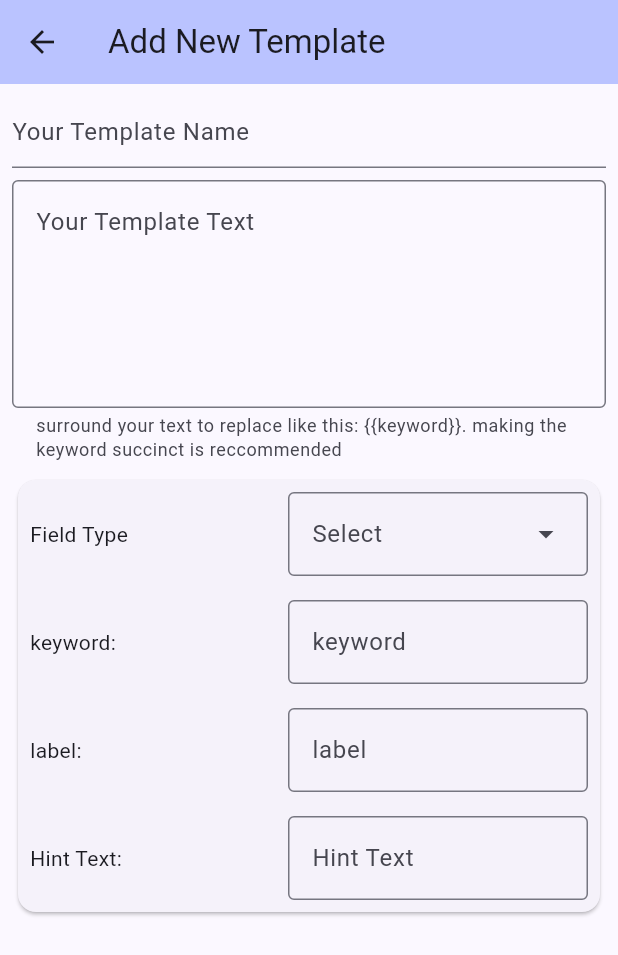
After one commit to IzetopeDev/Message-Templator, a Flutter app: the TemplateEditorPage screen opened directly, on a phone screen of 412 x 824 dp. The commit adds this screen. Shown: the top 955 px of the screen. Run offline on Flutter 3.47's test engine with Material 3 defaults, Android fonts, the phone set to English and light mode, and no system bars; our stand-ins replace flutter_riverpod.

Commit message:
ui: template editor. - page with field selector for textfields (as example) - editor state class (for later)
additionals:
- improved code style
- changed naming.
- removed dead code

```diff
--- a/templator/lib/models/side_labelled_dropdown_widget.dart
+++ b/templator/lib/models/dropdown_field_widget.dart
@@ -2,8 +2,8 @@
 import 'package:flutter/material.dart';
 import 'package:templator/types/field_config.dart';
 
-class SideLabelledDropdownMenuWidget<T> extends StatelessWidget {
-  const SideLabelledDropdownMenuWidget(this.config, {super.key,});
+class DropdownFieldWidget<T> extends StatelessWidget {
+  const DropdownFieldWidget(this.config, {super.key,});
 
   final DropdownFieldConfig<T> config;
 
--- /dev/null
+++ b/templator/lib/models/field_selector_widget.dart
@@ -0,0 +1,28 @@
+import 'package:flutter/material.dart';
+import 'package:templator/types/field_config.dart';
+import 'package:templator/types/field_editor.dart';
+
+class FieldSelectorWidget extends StatelessWidget {
+  const FieldSelectorWidget({
+    super.key,
+  });
+
+  @override
+  Widget build(BuildContext context) {
+    return Card(
+      child: Column(
+        children: [
+          DropdownFieldConfig<String>(
+            keyword: "FieldSelector",
+            options: FieldType.values.map((f) => f.name).toList(),
+            hintText: "Select",
+            initialValue: null,
+            label: "Field Type"
+          ).buildWidget("FieldSelector"),
+          TextFieldGUIBuilder().buildRequired(),
+          TextFieldGUIBuilder().buildOptional(),
+        ],
+      )
+    );
+  }
+}
--- a/templator/lib/pages/apply_template_page.dart
+++ b/templator/lib/pages/apply_template_page.dart
@@ -1,15 +1,11 @@
 import 'package:flutter/material.dart';
-import 'package:templator/types/template_builder.dart';
 import 'package:templator/models/single_instance/result_text_section.dart';
 import 'package:templator/models/single_instance/text_template_card.dart';
 
 class ApplyTemplatePage extends StatelessWidget {
   const ApplyTemplatePage({
     super.key,
-    required this.templates,
   });
-
-  final List<TemplateBuilder> templates;
 
   @override
   Widget build(BuildContext context) {
--- /dev/null
+++ b/templator/lib/pages/template_editor_page.dart
@@ -0,0 +1,59 @@
+import 'dart:developer';
+
+import 'package:flutter/material.dart';
+import 'package:flutter_riverpod/flutter_riverpod.dart';
+import 'package:templator/models/field_selector_widget.dart';
+
+class TemplateEditorPage extends ConsumerWidget {
+  const TemplateEditorPage({
+    super.key,
+  });
+
+  void doSomething(dynamic param) {
+    log("doing something");
+  }
+
+  @override
+  Widget build(BuildContext context, ref) {
+    return Scaffold(
+      appBar: AppBar(
+        backgroundColor: Theme.of(context).colorScheme.inversePrimary,
+        title: Text("Add New Template"),
+      ),
+      body: Padding(
+        padding: const EdgeInsets.all(8.0),
+        child: Column(
+          mainAxisSize: MainAxisSize.min,
+          mainAxisAlignment: MainAxisAlignment.start,
+          children: [
+            TextField(
+              controller: TextEditingController(text:null),
+              onChanged: doSomething,
+              decoration: InputDecoration(
+                hintText: "Your Template Name",
+              ),
+            ),
+            Padding(
+              padding: const EdgeInsets.symmetric(vertical: 8.0),
+              child: TextField(
+                controller: TextEditingController(text:null),
+                onChanged: doSomething,
+                maxLines: 5,
+                decoration: InputDecoration(
+                  hintText: "Your Template Text",
+                  // ignore: prefer_adjacent_string_concatenation
+                  helperText: "surround your text to replace like this: {{keyword}}. " +
+                    "making the keyword succinct is reccommended",
+                  helperMaxLines: 2,
+                  border: OutlineInputBorder(borderSide: BorderSide(width: 1)),
+                )
+              ),
+            ),
+            FieldSelectorWidget()
+
+          ],
+        ),
+      ),
+    );
+  }
+}
--- /dev/null
+++ b/templator/lib/states/template_editor_state.dart
@@ -0,0 +1,11 @@
+import 'package:templator/types/template_builder.dart';
+
+class TemplateEditorState {
+  TemplateBuilder? activeTemplate;
+  Map<String, dynamic> fieldValues;
+
+  TemplateEditorState(
+    this.activeTemplate,
+    this.fieldValues,
+  );
+}
--- a/templator/lib/types/field_config.dart
+++ b/templator/lib/types/field_config.dart
@@ -2,7 +2,17 @@ import 'dart:developer';
 import 'package:flutter/material.dart';
 import 'package:templator/models/labelled_text_field_widget.dart';
 import 'package:templator/models/selection_field_widget.dart';
-import 'package:templator/models/side_labelled_dropdown_widget.dart';
+import 'package:templator/models/dropdown_field_widget.dart';
+
+enum FieldType {
+  labelledTextField("Text Field"),
+  selectionField("Selection Field"),
+  dropdownField("Dropdown Field");
+
+  final String name;
+
+  const FieldType(this.name);
+}
 
 abstract class FieldConfig<T> {
   final String keyword;
@@ -123,7 +133,7 @@ class DropdownFieldConfig<T> extends FieldConfig<T> {
     if (callback != null) onSelected = callback;
     if (initialValue != null) super.initialValue = initialValue;
 
-    return SideLabelledDropdownMenuWidget<T>(
+    return DropdownFieldWidget<T>(
       this,
       key: ValueKey("$parentName:{{$keyword}}"),
     );
--- /dev/null
+++ b/templator/lib/types/field_editor.dart
@@ -0,0 +1,40 @@
+import 'package:flutter/material.dart';
+import 'package:templator/types/field_config.dart';
+
+class TextFieldGUIBuilder{
+  //TODO: CRITICAL create unique patterns for each textfield
+  TextFieldGUIBuilder();
+
+  List<FieldConfig> requiredFields = [
+    LabelledTextFieldConfig(
+      keyword: "keyword",
+    ),
+    LabelledTextFieldConfig(
+      keyword: "label",
+    )
+  ];
+
+  List<FieldConfig> optionalFields = [
+    LabelledTextFieldConfig(
+      keyword: "hintText",
+      label: "Hint Text",
+    )
+  ];
+
+  Widget buildRequired() {
+    //TODO: implement on value change and initvalue shenanigans
+    return Column(
+      children: requiredFields.map((f) {
+        return f.buildWidget("TextFieldGUIBuilder");
+      }).toList()
+    );
+  }
+
+  Widget buildOptional() {
+    return Column(
+      children: optionalFields.map((f) {
+        return f.buildWidget("TextFieldGUIBuilder");
+      }).toList()
+    );
+  }
+}
```
Also changed, not shown: templator/lib/models/single_instance/result_text_section.dart (+28 -24 lines), templator/lib/pages/template_manager_page.dart (added, +52 -0 lines), templator/lib/views/main_view.dart (+3 -93 lines).
